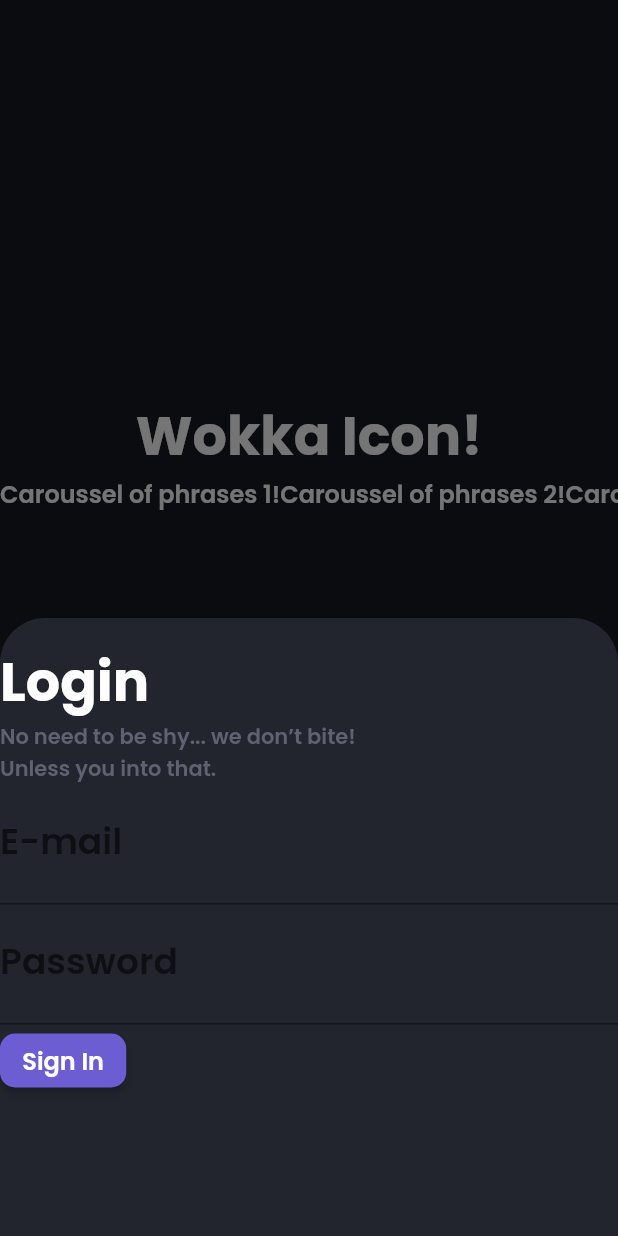
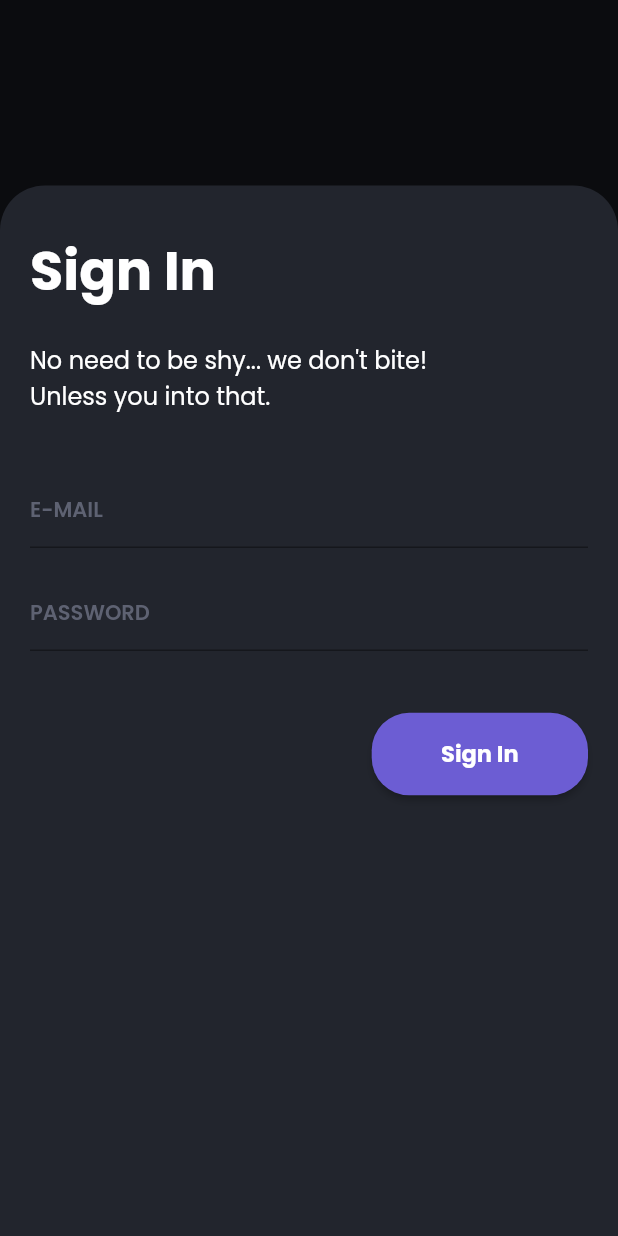
Before and after one commit to DreFlo/lgp-2223-sc1, a Flutter app: the LandingPage widget shown alone on an empty page, opened directly, after a tap on "Login", on a phone screen of 412 x 824 dp. Run offline on Flutter 3.47's test engine with Material 2 defaults, Android fonts, the phone set to English and light mode, and no system bars; our stand-ins replace floor, flutter_svg, get_it, like_button, lottie, rive and 1 more; missing offline and left inert: books_finder, emojis, tmdb_api; accounts and stored records are empty; generated files the repository leaves out were written again; network calls fail.

Commit message:
Fix some page styling (text font and padding)

```diff
--- a/src/lib/pages/auth/landing_page.dart
+++ b/src/lib/pages/auth/landing_page.dart
@@ -80,14 +80,15 @@ class LandingPage extends StatelessWidget {
                   context: context,
                   isScrollControlled: true,
                   backgroundColor: Color(0xFF22252D),
-                  shape: RoundedRectangleBorder(
+                  shape: const RoundedRectangleBorder(
                     borderRadius:
                         BorderRadius.vertical(top: Radius.circular(30.0)),
                   ),
                   builder: (context) => DraggableScrollableSheet(
                       expand: false,
+                      initialChildSize: 0.85,
                       minChildSize: 0.35,
-                      maxChildSize: 0.75,
+                      maxChildSize: 0.95,
                       builder: (context, scrollController) => Stack(
                               alignment: AlignmentDirectional.topCenter,
                               children: [
--- a/src/lib/pages/auth/login_page.dart
+++ b/src/lib/pages/auth/login_page.dart
@@ -11,42 +11,74 @@ class LoginPage extends StatelessWidget {
 
     return SizedBox(
         child: Padding(
-            padding: const EdgeInsets.only(top: 15),
+            padding: const EdgeInsets.only(left: 20, right: 20, top: 30),
             child:
                 Column(crossAxisAlignment: CrossAxisAlignment.start, children: [
-              Text("Login",
+              Text("Sign In",
                   style: Theme.of(context).textTheme.titleLarge,
                   textAlign: TextAlign.left),
+              Padding(
+                  padding: EdgeInsets.only(
+                      bottom: MediaQuery.of(context).size.height * 0.025)),
               Text(
-                  "No need to be shy... we don’t bite! \nUnless you into that.",
-                  style: Theme.of(context).textTheme.labelMedium,
+                  "No need to be shy... we don't bite! \nUnless you into that.",
+                  style: Theme.of(context).textTheme.bodySmall,
                   textAlign: TextAlign.left),
-              const TextField(
-                  decoration: InputDecoration(
-                border: UnderlineInputBorder(),
-                labelText: 'E-mail',
-              )),
-              const TextField(
+              Padding(
+                  padding: EdgeInsets.only(
+                      bottom: MediaQuery.of(context).size.height * 0.05)),
+              TextField(
+                style: Theme.of(context).textTheme.bodySmall,
+                decoration: const InputDecoration(
+                  border: UnderlineInputBorder(),
+                  labelText: 'E-MAIL',
+                  labelStyle: TextStyle(
+                      fontFamily: "Poppins",
+                      color: Color(0xFF5E6272),
+                      fontSize: 14,
+                      fontWeight: FontWeight.w600),
+                  contentPadding: EdgeInsets.only(bottom: 2.5),
+                ),
+              ),
+              Padding(
+                  padding: EdgeInsets.only(
+                      bottom: MediaQuery.of(context).size.height * 0.025)),
+              TextField(
+                  style: Theme.of(context).textTheme.bodySmall,
                   obscureText: true,
-                  decoration: InputDecoration(
+                  decoration: const InputDecoration(
                     border: UnderlineInputBorder(),
-                    labelText: 'Password',
+                    labelText: 'PASSWORD',
+                    labelStyle: TextStyle(
+                        fontFamily: "Poppins",
+                        color: Color(0xFF5E6272),
+                        fontSize: 14,
+                        fontWeight: FontWeight.w600),
+                    contentPadding: EdgeInsets.only(bottom: 2.5),
                   )),
-              ElevatedButton(
-                style: ButtonStyle(
-                    backgroundColor: MaterialStateProperty.all(primaryColor),
-                    shape: MaterialStateProperty.all<RoundedRectangleBorder>(
-                        const RoundedRectangleBorder(
-                            borderRadius: BorderRadius.only(
-                                topRight: Radius.circular(10),
-                                topLeft: Radius.circular(10),
-                                bottomRight: Radius.circular(10),
-                                bottomLeft: Radius.circular(10))))),
-                child: const Text('Sign In'),
-                onPressed: () {
-                  print("Pressed signin btn!");
-                },
-              )
+              Padding(
+                  padding: EdgeInsets.only(
+                      bottom: MediaQuery.of(context).size.height * 0.05)),
+              Row(mainAxisAlignment: MainAxisAlignment.end, children: [
+                ElevatedButton(
+                  onPressed: () {
+                    print("Pressed signin btn!");
+                    // setState(() {
+                    //   //TODO: Add effect of pressing the button
+                    // });
+                  },
+                  style: ElevatedButton.styleFrom(
+                    minimumSize:
+                        Size(MediaQuery.of(context).size.width * 0.35, 55),
+                    backgroundColor: primaryColor,
+                    shape: RoundedRectangleBorder(
+                      borderRadius: BorderRadius.circular(25.0),
+                    ),
+                  ),
+                  child: Text("Sign In",
+                      style: Theme.of(context).textTheme.headlineSmall),
+                ),
+              ]),
             ])));
   }
 }
```
